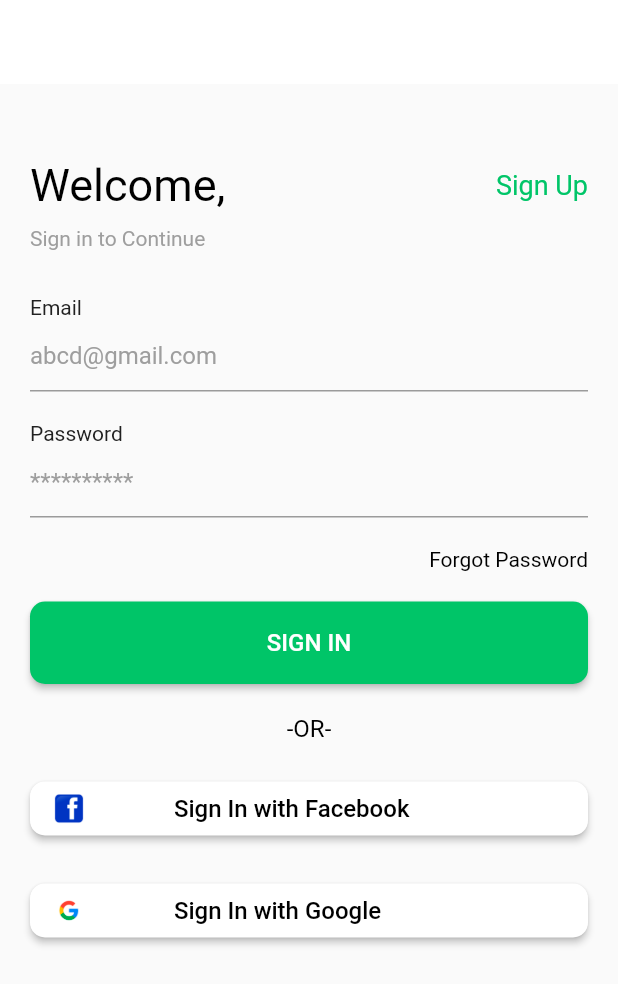
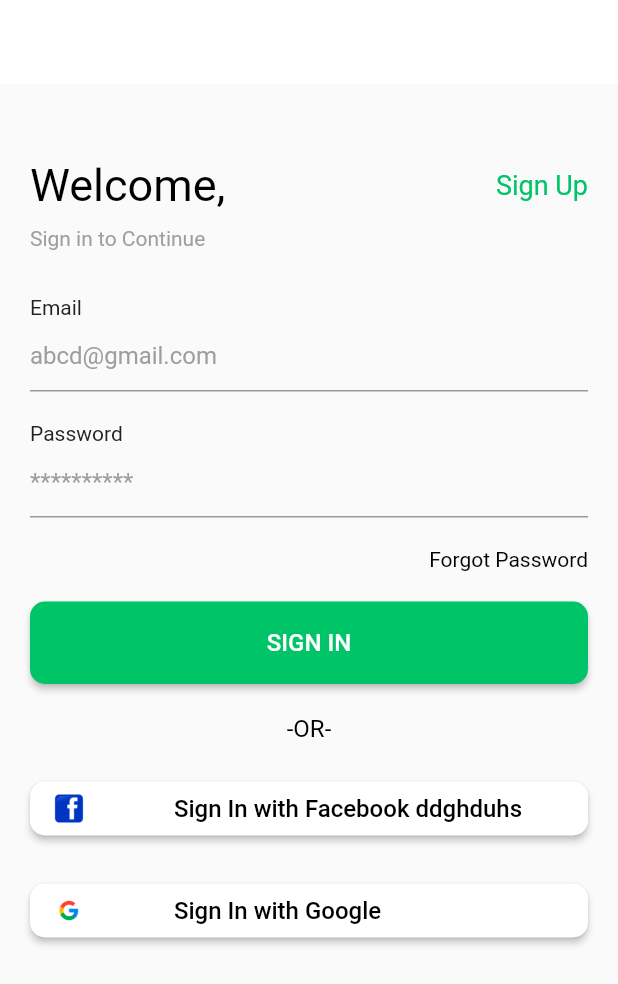
Before and after one commit to JayminPatel18/Retail_Store, a Flutter app: the screen it shows after launch, on a phone screen of 412 x 824 dp. Shown: the top 984 px of the screen. Run offline on Flutter 3.47's test engine with Material 2 defaults, Android fonts, the phone set to English and light mode, and no system bars; our stand-ins replace firebase_auth, firebase_core, get, google_sign_in; missing offline and left inert: flutter_login_facebook; accounts and stored records are empty.

Commit message:
first commit

```diff
--- a/lib/view/auth/login_view.dart
+++ b/lib/view/auth/login_view.dart
@@ -106,7 +106,7 @@ class LoginView extends GetWidget<AuthViewModel> {
                   if (_formKey.currentState!.validate()) {
                     controller.signInWithEmailAndPassword();
                   }
-                },
+                }
               ),
               SizedBox(
                 height: 20,
@@ -119,7 +119,7 @@ class LoginView extends GetWidget<AuthViewModel> {
                 height: 20,
               ),
               CustomButtonSocial(
-                text: "Sign In with Facebook",
+                text: "Sign In with Facebook ddghduhs",
                 imageName: "assets/images/facebook.png",
                 onPressed: () {
                   controller.facebookSignInMethod();
```
